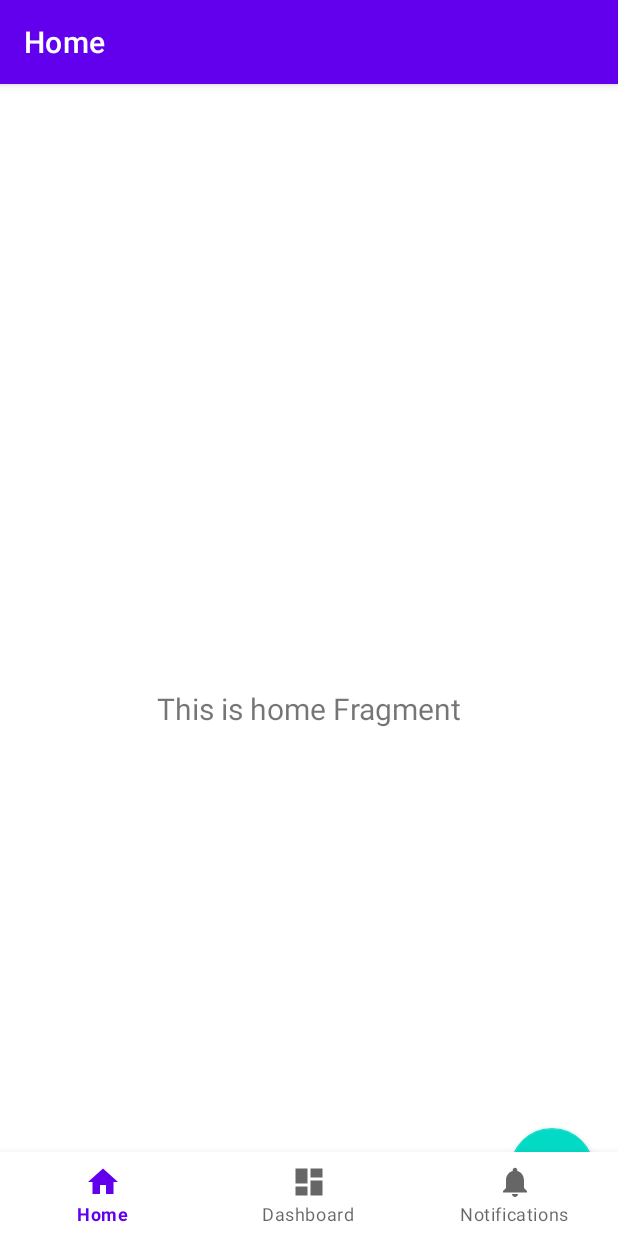
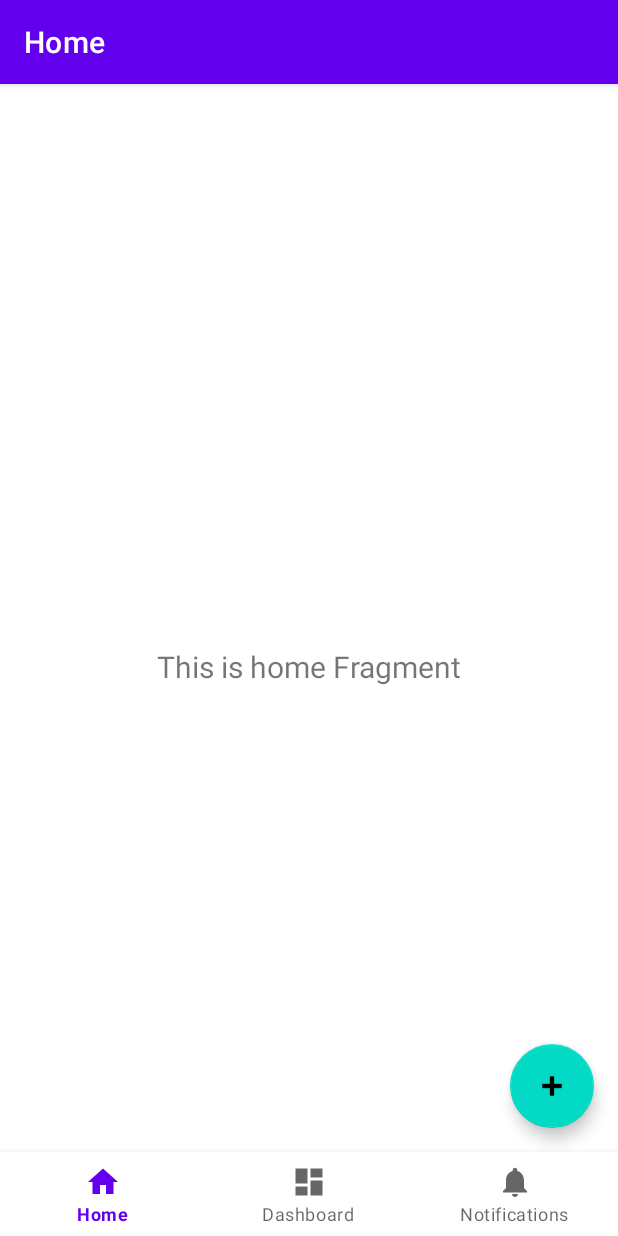
Before and after one commit to aiko135/notebook, an Android app: the screen it shows after launch (MainActivity), on a phone screen of 412 x 824 dp. Run offline under Robolectric (Android 15) with nearby library versions, the phone set to English and light mode, and no system bars; our stand-ins replace navigation-ui.

Commit message:
Button fix

```diff
--- a/app/src/main/res/layout/fragment_home.xml
+++ b/app/src/main/res/layout/fragment_home.xml
@@ -4,7 +4,8 @@
     xmlns:tools="http://schemas.android.com/tools"
     android:layout_width="match_parent"
     android:layout_height="match_parent"
-    tools:context=".view.HomeFragment">
+    tools:context=".view.HomeFragment"
+    android:paddingBottom="?attr/actionBarSize">
 
     <TextView
         android:id="@+id/text_home"
```
